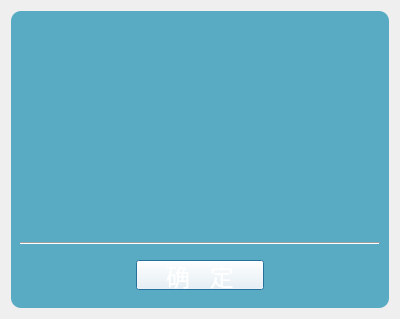
Before: the Qt Designer form creator-app/res/Notify.ui in VRMakerTeam/VRMaker, drawn with Qt 5.
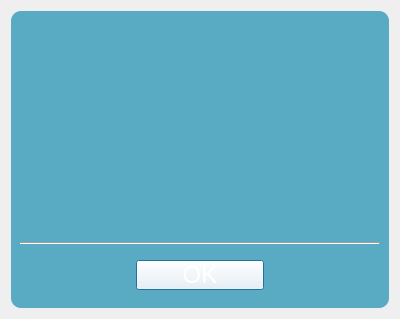
After: the same form once the commit is applied.

```diff
--- a/creator-app/res/Notify.ui
+++ b/creator-app/res/Notify.ui
@@ -115,7 +115,7 @@
             </size>
            </property>
            <property name="text">
-            <string>确   定</string>
+            <string>OK</string>
            </property>
            <property name="flat">
             <bool>false</bool>
```
